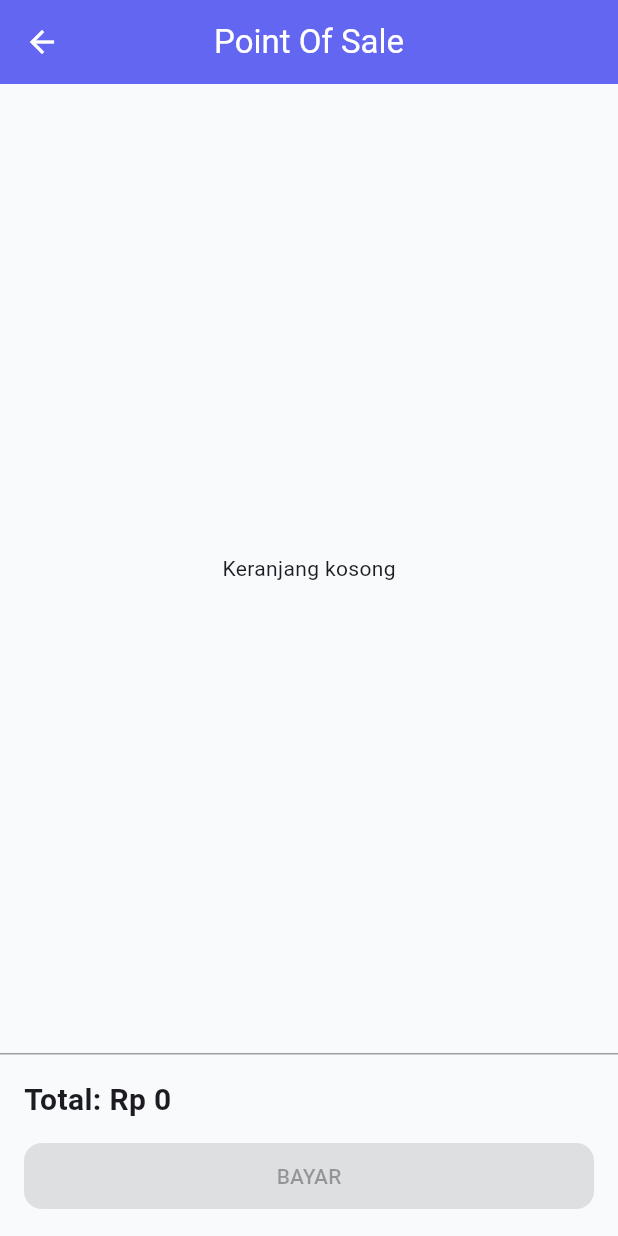
After one commit to rehanardinsyah/uas_pemrograman_mobile, a Flutter app: the HomeAdmin screen opened by its route, in the side drawer, after a tap on "POS / Kasir", on a phone screen of 412 x 824 dp. The commit adds this screen. Run offline on Flutter 3.47's test engine with Material 3 defaults, Android fonts, the phone set to English and light mode, and no system bars; our stand-ins replace image_picker, sqflite; accounts and stored records are empty.

Commit message:
add POS page and fix cart system

```diff
--- a/lib/main.dart
+++ b/lib/main.dart
@@ -21,6 +21,8 @@ import 'screens/admin/add_product.dart';
 import 'screens/admin/edit_product.dart';
 import 'screens/cart_page.dart';
 import 'utils/constants.dart';
+import 'screens/admin/pos_page.dart';
+
 
 void main() {
   runApp(const MyApp());
@@ -108,6 +110,8 @@ class MyApp extends StatelessWidget {
           '/orders': (c) => const OrdersPage(),
           '/profile': (c) => const ProfilePage(),
           '/settings': (c) => const SettingsPage(),
+          '/admin/pos': (c) => const PosPage(),
+
         },
       ),
     );
--- a/lib/screens/admin/home_admin.dart
+++ b/lib/screens/admin/home_admin.dart
@@ -6,7 +6,6 @@ import '../../providers/product_provider.dart';
 import '../../providers/auth_provider.dart';
 import '../../models/product_model.dart';
 import '../../utils/formatters.dart';
-import '../../widgets/product_card.dart';
 
 class HomeAdmin extends StatefulWidget {
   const HomeAdmin({super.key});
@@ -59,11 +58,25 @@ class _HomeAdminState extends State<HomeAdmin> {
                 ),
               ),
             ),
+
+            // ===== DASHBOARD =====
             ListTile(
               leading: const Icon(Icons.dashboard),
               title: const Text('Dashboard'),
               onTap: () => Navigator.pop(context),
             ),
+
+            // ===== POS =====
+            ListTile(
+              leading: const Icon(Icons.point_of_sale),
+              title: const Text('POS / Kasir'),
+              onTap: () {
+                Navigator.pop(context);
+                Navigator.pushNamed(context, '/admin/pos');
+              },
+            ),
+
+            // ===== TAMBAH PRODUK =====
             ListTile(
               leading: const Icon(Icons.add),
               title: const Text('Tambah Produk'),
@@ -72,7 +85,10 @@ class _HomeAdminState extends State<HomeAdmin> {
                 Navigator.pushNamed(context, '/admin/add');
               },
             ),
+
             const Divider(),
+
+            // ===== LOGOUT =====
             ListTile(
               leading: const Icon(Icons.logout),
               title: const Text('Logout'),
@@ -88,10 +104,12 @@ class _HomeAdminState extends State<HomeAdmin> {
           ],
         ),
       ),
+
       floatingActionButton: FloatingActionButton(
         onPressed: () => Navigator.pushNamed(context, '/admin/add'),
         child: const Icon(Icons.add),
       ),
+
       body: Column(
         children: [
           _buildStats(provider),
@@ -108,7 +126,7 @@ class _HomeAdminState extends State<HomeAdmin> {
               ),
               itemCount: products.length,
               itemBuilder: (c, i) =>
-                  _buildCard(context, products[i], provider.query),
+                  _buildCard(context, products[i]),
             ),
           ),
         ],
@@ -116,6 +134,9 @@ class _HomeAdminState extends State<HomeAdmin> {
     );
   }
 
+  // =============================
+  // STATISTIK
+  // =============================
   Widget _buildStats(ProductProvider provider) {
     return Padding(
       padding: const EdgeInsets.all(12),
@@ -143,9 +164,13 @@ class _HomeAdminState extends State<HomeAdmin> {
             children: [
               Text(title, style: const TextStyle(fontSize: 12)),
               const SizedBox(height: 4),
-              Text(value,
-                  style: const TextStyle(
-                      fontSize: 18, fontWeight: FontWeight.bold)),
+              Text(
+                value,
+                style: const TextStyle(
+                  fontSize: 18,
+                  fontWeight: FontWeight.bold,
+                ),
+              ),
             ],
           ),
         ),
@@ -153,6 +178,9 @@ class _HomeAdminState extends State<HomeAdmin> {
     );
   }
 
+  // =============================
+  // SEARCH
+  // =============================
   Widget _buildSearch(ProductProvider provider) {
     return Padding(
       padding: const EdgeInsets.all(12),
@@ -172,11 +200,14 @@ class _HomeAdminState extends State<HomeAdmin> {
               : null,
           border: OutlineInputBorder(borderRadius: BorderRadius.circular(8)),
         ),
-        onChanged: (v) => _onSearchChanged(v, (q) => provider.setQuery(q)),
+        onChanged: (v) => _onSearchChanged(v, provider.setQuery),
       ),
     );
   }
 
+  // =============================
+  // FILTER
+  // =============================
   Widget _buildFilter(ProductProvider provider) {
     return SizedBox(
       height: 48,
@@ -203,10 +234,10 @@ class _HomeAdminState extends State<HomeAdmin> {
     );
   }
 
-  /// =============================
-  /// CARD PRODUK (FIX IMAGE)
-  /// =============================
-  Widget _buildCard(BuildContext context, Product p, String q) {
+  // =============================
+  // CARD PRODUK
+  // =============================
+  Widget _buildCard(BuildContext context, Product p) {
     return Card(
       elevation: 2,
       child: Padding(
@@ -252,15 +283,14 @@ class _HomeAdminState extends State<HomeAdmin> {
     );
   }
 
-  /// =============================
-  /// IMAGE AMAN WEB
-  /// =============================
+  // =============================
+  // IMAGE AMAN (ASSET / URL)
+  // =============================
   Widget _buildProductImage(Product p) {
     if (p.imagePath != null && p.imagePath!.isNotEmpty) {
       return Image.asset(
         p.imagePath!,
         fit: BoxFit.cover,
-        width: double.infinity,
         errorBuilder: (_, __, ___) =>
             const Center(child: Icon(Icons.broken_image)),
       );
@@ -270,7 +300,6 @@ class _HomeAdminState extends State<HomeAdmin> {
       return Image.network(
         p.imageUrl!,
         fit: BoxFit.cover,
-        width: double.infinity,
         errorBuilder: (_, __, ___) =>
             const Center(child: Icon(Icons.broken_image)),
       );
--- /dev/null
+++ b/lib/screens/admin/pos_page.dart
@@ -0,0 +1,118 @@
+import 'package:flutter/material.dart';
+import 'package:provider/provider.dart';
+import '../../providers/cart_provider.dart';
+import '../../providers/product_provider.dart';
+import '../../utils/formatters.dart';
+
+class PosPage extends StatefulWidget {
+  const PosPage({super.key});
+
+  @override
+  State<PosPage> createState() => _PosPageState();
+}
+
+class _PosPageState extends State<PosPage> {
+  bool _isProcessing = false;
+
+  @override
+  void initState() {
+    super.initState();
+    Future.microtask(() {
+      context.read<CartProvider>().loadCart();
+    });
+  }
+
+  @override
+  Widget build(BuildContext context) {
+    final cart = context.watch<CartProvider>();
+    final productProvider = context.read<ProductProvider>();
+
+    return Scaffold(
+      appBar: AppBar(title: const Text('Point Of Sale')),
+      body: cart.isLoading
+          ? const Center(child: CircularProgressIndicator())
+          : Column(
+              children: [
+                Expanded(
+                  child: cart.cartItems.isEmpty
+                      ? const Center(child: Text('Keranjang kosong'))
+                      : ListView.builder(
+                          itemCount: cart.cartItems.length,
+                          itemBuilder: (c, i) {
+                            final item = cart.cartItems[i];
+                            return ListTile(
+                              title: Text(item['name']),
+                              subtitle: Text(
+                                '${item['quantity']} x ${formatIdr(item['price'])}',
+                              ),
+                              trailing: Text(
+                                formatIdr(
+                                  item['price'] * item['quantity'],
+                                ),
+                                style: const TextStyle(
+                                  fontWeight: FontWeight.bold,
+                                ),
+                              ),
+                            );
+                          },
+                        ),
+                ),
+
+                // ===== TOTAL & BAYAR =====
+                Container(
+                  padding: const EdgeInsets.all(16),
+                  decoration: const BoxDecoration(
+                    border: Border(top: BorderSide(color: Colors.grey)),
+                  ),
+                  child: Column(
+                    crossAxisAlignment: CrossAxisAlignment.stretch,
+                    children: [
+                      Text(
+                        'Total: ${formatIdr(cart.totalPrice)}',
+                        style: const TextStyle(
+                          fontSize: 20,
+                          fontWeight: FontWeight.bold,
+                        ),
+                      ),
+                      const SizedBox(height: 12),
+                      ElevatedButton(
+                        onPressed: cart.cartItems.isEmpty || _isProcessing
+                            ? null
+                            : () async {
+                                setState(() => _isProcessing = true);
+
+                                // kurangi stok produk
+                                for (var item in cart.cartItems) {
+                                  productProvider.updateStock(
+                                    item['product_id'],
+                                    -item['quantity'],
+                                  );
+                                }
+
+                                await cart.clearCart();
+
+                                if (context.mounted) {
+                                  ScaffoldMessenger.of(context).showSnackBar(
+                                    const SnackBar(
+                                      content: Text('Transaksi berhasil'),
+                                      backgroundColor: Colors.green,
+                                    ),
+                                  );
+                                }
+
+                                setState(() => _isProcessing = false);
+                              },
+                        child: _isProcessing
+                            ? const CircularProgressIndicator(
+                                color: Colors.white,
+                              )
+                            : const Text('BAYAR'),
+                      ),
+                    ],
+                  ),
+                ),
+              ],
+            ),
+    );
+  }
+}
```
Also changed, not shown: lib/screens/cart_page.dart (+41 -4 lines).
